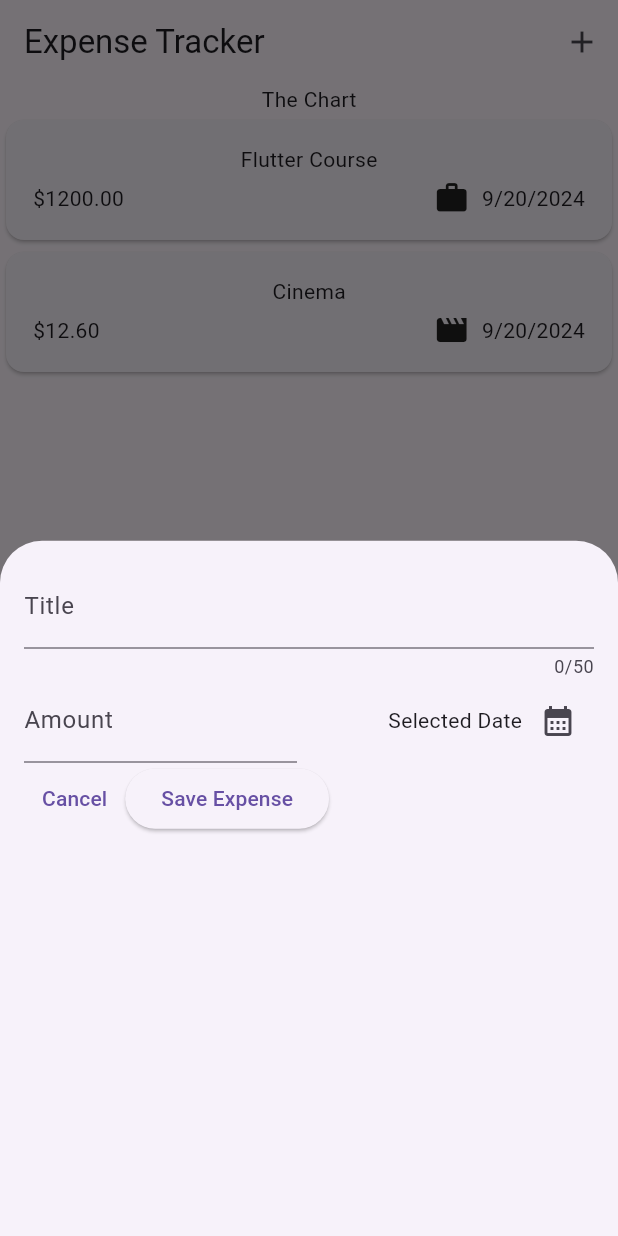
After one commit to vasundharapandey/ExpenseTracker, a Flutter app: the screen it shows after launch, after a tap on the "add" icon, on a phone screen of 412 x 824 dp. The commit adds this screen. Run offline on Flutter 3.47's test engine with Material 3 defaults, Android fonts, the phone set to English and light mode, and no system bars.

Commit message:
add expense popup

```diff
--- a/lib/main.dart
+++ b/lib/main.dart
@@ -4,8 +4,9 @@ import 'package:expensetracker/widgets/expenses.dart';
 
 void main() {
   runApp(
-    const MaterialApp(
-      home: Expenses(),
+     MaterialApp(
+      theme: ThemeData(useMaterial3: true),
+         home: const Expenses(),
     ),
   );
 }
--- a/lib/widgets/expenses.dart
+++ b/lib/widgets/expenses.dart
@@ -1,4 +1,5 @@
 import 'package:expensetracker/widgets/expenses_list/expenses_list.dart';
+import 'package:expensetracker/widgets/new_expense.dart';
 import 'package:flutter/material.dart';
 import '../models/expense.dart';
 class Expenses extends StatefulWidget {
@@ -16,9 +17,21 @@ class _ExpensesState extends State<Expenses> {
      Expense(title: 'Cinema',amount: 12.6,date:DateTime.now(),category: Category.leisure, ),
 
   ];
+  _openAddExpenseOverlay(){
+    showModalBottomSheet(context: context, builder: (ctx)=>const NewExpense(),
+
+      //return NewExpense(onAddExpense: _addExpense);
+    );
+  }
   @override
   Widget build(BuildContext context) {
     return Scaffold(
+      appBar: AppBar(
+        title: Text("Expense Tracker"),
+        actions: [
+          IconButton(onPressed: _openAddExpenseOverlay, icon: const Icon(Icons.add))
+        ],
+      ),
       body: Column(
         children: [
           Text('The Chart'),
--- /dev/null
+++ b/lib/widgets/new_expense.dart
@@ -0,0 +1,88 @@
+import 'package:flutter/material.dart';
+
+class NewExpense extends StatefulWidget {
+  const NewExpense({super.key});
+
+  @override
+  State<NewExpense> createState() {
+    return _NewExpenseState();
+  }
+}
+
+class _NewExpenseState extends State<NewExpense> {
+  final _titleController = TextEditingController();
+  final _amtController = TextEditingController();
+  void _presentDatePicker() {
+    final now = DateTime.now();
+    final firstDate = DateTime(now.year - 1, now.month, now.day);
+
+    showDatePicker(context: context,initialDate: now, firstDate: firstDate, lastDate: now);
+  }
+
+  @override
+  void dispose() {
+    _titleController.dispose();
+    _amtController.dispose();
+    super.dispose();
+  }
+
+  @override
+  Widget build(BuildContext context) {
+    return Padding(
+      padding: const EdgeInsets.all(16),
+      child: Column(
+        children: [
+          TextField(
+            controller: _titleController,
+            maxLength: 50,
+            decoration: const InputDecoration(
+              label: Text('Title'),
+            ),
+          ),
+          Row(
+            children: [
+              Expanded(
+                child: TextField(
+                  controller: _amtController,
+                  keyboardType: TextInputType.number,
+                  decoration: const InputDecoration(
+                    prefixText: '\$',
+                    label: Text('Amount'),
+                  ),
+                ),
+              ),
+              const SizedBox(
+                width: 16,
+              ),
+              Expanded(
+                  child: Row(
+                mainAxisAlignment: MainAxisAlignment.end,
+                children: [
+                  Text('Selected Date'),
+                  IconButton(
+                      onPressed: _presentDatePicker,
+                      icon: const Icon(Icons.calendar_month))
+                ],
+              ))
+            ],
+          ),
+          Row(
+            children: [
+              TextButton(
+                  onPressed: () {
+                    Navigator.pop(context);
+                  },
+                  child: const Text('Cancel')),
+              ElevatedButton(
+                  onPressed: () {
+                    print(_titleController.text);
+                    print(_amtController.text);
+                  },
+                  child: Text('Save Expense')),
+            ],
+          )
+        ],
+      ),
+    );
+  }
+}
```
